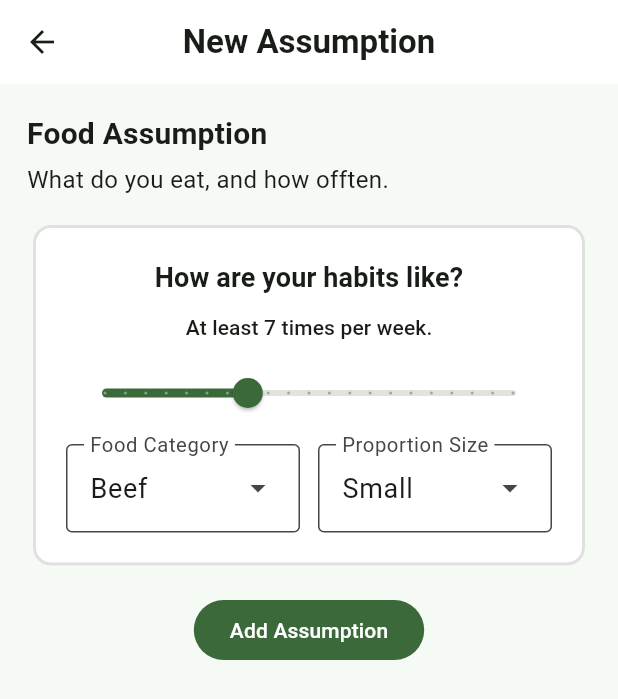
After one commit to tomascarruco/Greenly, a Flutter app: the NewFoodAssumption screen opened directly, on a phone screen of 412 x 824 dp. The commit adds this screen. Shown: the top 699 px of the screen. Run offline on Flutter 3.47's test engine with Material 3 defaults, Android fonts, the light colour scheme and no system bars; our stand-ins replace flutter_dotenv, flutter_otp_text_field, supabase_flutter; accounts and stored records are empty.

Commit message:
feat & refactor: Added food based assumptions; refactored some code

```diff
--- a/lib/main.dart
+++ b/lib/main.dart
@@ -8,7 +8,6 @@ import 'package:flutter_dotenv/flutter_dotenv.dart';
 import 'package:greenly/assumptions.dart';
 
 import 'package:greenly/pages/authentication.dart';
-import 'package:greenly/pages/collection/commute_assumption.dart';
 import 'package:greenly/pages/home.dart';
 import 'package:provider/provider.dart';
 import 'package:supabase_flutter/supabase_flutter.dart';
--- /dev/null
+++ b/lib/pages/collection/food_assumption.dart
@@ -0,0 +1,211 @@
+import 'dart:collection';
+
+import 'package:flutter/material.dart';
+import 'package:greenly/assumptions.dart';
+import 'package:provider/provider.dart';
+
+typedef MenuEntry = DropdownMenuEntry<String>;
+
+final List<String> foodCategorieList = <String>[
+  'Beef',
+  'Poultry',
+  'Pork',
+  'Milk/Dary',
+  'Fish',
+  'Eggs',
+  'Bread/grain',
+];
+
+final List<String> proportionSizeList = <String>['Small', 'Medium', 'Large'];
+
+class _NewFoodAssumptionState extends State<NewFoodAssumption> {
+  double _currentSliderValue = 7;
+  final _foodCategoryController = TextEditingController();
+  final _proportionSizeController = TextEditingController();
+
+  @override
+  Widget build(BuildContext context) {
+    var textTheme = TextTheme.of(context);
+
+    var cardShape = RoundedRectangleBorder(
+      side: BorderSide(
+        color: Colors.grey.shade300,
+        width: 2,
+        style: BorderStyle.solid,
+      ),
+      borderRadius: BorderRadius.all(Radius.circular(12)),
+    );
+
+    final menuEntries = UnmodifiableListView<MenuEntry>(
+      foodCategorieList.map(
+        (String name) => MenuEntry(
+          value: name,
+          label: name[0].toUpperCase() + name.substring(1),
+        ),
+      ),
+    );
+
+    final proportionEntries = UnmodifiableListView<MenuEntry>(
+      proportionSizeList.map(
+        (String name) => MenuEntry(value: name, label: name),
+      ),
+    );
+
+    // List<String> frequencyList = Frequency.values
+    //     .map((Frequency f) => f.name)
+    //     .toList();
+
+    // final frequencyEntries = UnmodifiableListView<MenuEntry>(
+    //   Frequency.values.map(
+    //     (Frequency f) => MenuEntry(
+    //       value: f.name,
+    //       // Capitalize the name of the entry item
+    //       label: f.name[0].toUpperCase() + f.name.substring(1),
+    //     ),
+    //   ),
+    // );
+
+    var inputDecorationTheme = InputDecorationTheme(
+      border: OutlineInputBorder(),
+      fillColor: Colors.white,
+      filled: true,
+    );
+
+    return Scaffold(
+      appBar: AppBar(
+        title: Text('New Assumption'),
+        backgroundColor: Colors.white,
+        animateColor: true,
+        centerTitle: true,
+        elevation: 0,
+
+        leading: Builder(
+          builder: (context) {
+            return IconButton(
+              onPressed: () {
+                Navigator.of(context).pop();
+              },
+              icon: Icon(Icons.arrow_back),
+            );
+          },
+        ),
+        actionsPadding: const EdgeInsetsGeometry.all(10),
+        actionsIconTheme: IconThemeData(
+          color: Theme.of(context).colorScheme.onSurface,
+        ),
+      ),
+      body: SingleChildScrollView(
+        padding: EdgeInsets.all(18),
+        child: Column(
+          spacing: 15,
+          // mainAxisSize: MainAxisSize.max,
+          // mainAxisAlignment: MainAxisAlignment.end,
+          children: [
+            Column(
+              crossAxisAlignment: CrossAxisAlignment.stretch,
+              mainAxisAlignment: MainAxisAlignment.start,
+              spacing: 4,
+              children: [
+                Text('Food Assumption', style: textTheme.titleMedium),
+                Text(
+                  'What do you eat, and how offten.',
+                  style: textTheme.bodyMedium,
+                ),
+              ],
+            ),
+
+            // The What?
+            Card(
+              color: Colors.white,
+              elevation: 0,
+              shape: cardShape,
+              child: Padding(
+                padding: EdgeInsetsGeometry.symmetric(
+                  vertical: 22,
+                  horizontal: 22,
+                ),
+                child: Column(
+                  mainAxisAlignment: MainAxisAlignment.start,
+                  spacing: 10,
+                  children: [
+                    Text(
+                      'How are your habits like?',
+                      style: textTheme.titleSmall,
+                    ),
+                    Text(
+                      'At least ${_currentSliderValue.round()} times per week.',
+                      style: textTheme.labelLarge,
+                    ),
+                    Slider(
+                      value: _currentSliderValue,
+                      max: 20,
+                      divisions: 20,
+                      onChanged: (double value) {
+                        setState(() {
+                          _currentSliderValue = value;
+                        });
+                      },
+                      label: '${_currentSliderValue.round()}x',
+                    ),
+                    Row(
+                      spacing: 12,
+                      children: [
+                        Expanded(
+                          flex: 3,
+                          child: DropdownMenu(
+                            controller: _foodCategoryController,
+                            label: Text('Food Category'),
+                            initialSelection: foodCategorieList.first,
+                            onSelected: (String? value) {},
+                            dropdownMenuEntries: menuEntries,
+                            expandedInsets: EdgeInsets.zero,
+                            inputDecorationTheme: inputDecorationTheme,
+                          ),
+                        ),
+                        Expanded(
+                          flex: 3,
+                          child: DropdownMenu(
+                            controller: _proportionSizeController,
+                            label: Text('Proportion Size'),
+                            initialSelection: proportionSizeList.first,
+                            onSelected: (String? value) {},
+                            dropdownMenuEntries: proportionEntries,
+                            expandedInsets: EdgeInsets.zero,
+                            inputDecorationTheme: inputDecorationTheme,
+                          ),
+                        ),
+                      ],
+                    ),
+                  ],
+                ),
+              ),
+            ),
+
+            // How much?
+            FilledButton(
+              onPressed: () async {
+                Provider.of<AssumptionsModel>(context, listen: false).add(
+                  FoodAssumption<String>(
+                    assumCount: _currentSliderValue.toInt(),
+                    assumpLabel: _foodCategoryController.text,
+                    assumpValue: _proportionSizeController.text,
+                    frequency: Frequency.weekly,
+                  ),
+                );
+                Navigator.of(context).pop();
+              },
+              child: Text('Add Assumption'),
+            ),
+          ],
+        ),
+      ),
+    );
+  }
+}
+
+class NewFoodAssumption extends StatefulWidget {
+  const NewFoodAssumption({super.key});
+
+  @override
+  State<StatefulWidget> createState() => _NewFoodAssumptionState();
+}
```
Also changed, not shown: lib/assumptions.dart (+66 -13 lines), lib/pages/collection/commute_assumption.dart (+0 -11 lines), lib/pages/collection/housing_assumption.dart (deleted, +0 -222 lines), lib/pages/settings.dart (+12 -12 lines).
